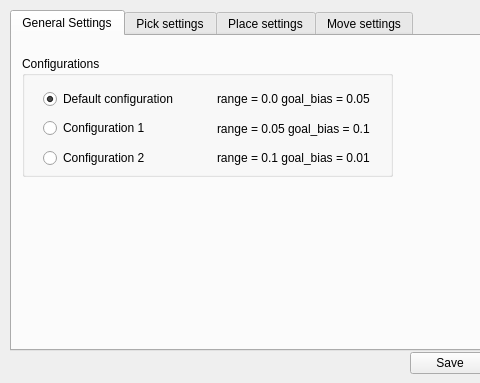
The window that ui/rrtdialog.ui (zohannn/motion_manager) describes before a commit, drawn with Qt 5; both pictures show x 0 to 480 and y 0 to 383 of the 762 by 383 pixel window.
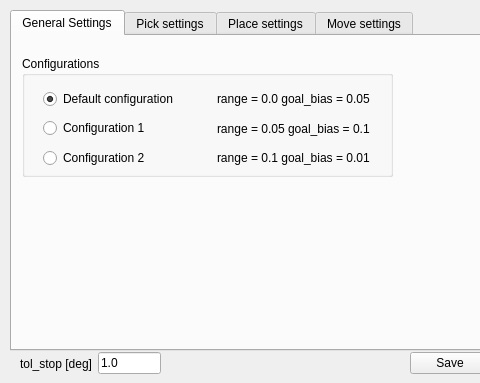
The same window after the commit.

What changed in the file:
```diff
--- a/ui/rrtdialog.ui
+++ b/ui/rrtdialog.ui
@@ -708,6 +708,32 @@
     </item>
    </layout>
   </widget>
+  <widget class="QWidget" name="layoutWidget_tol_stop">
+   <property name="geometry">
+    <rect>
+     <x>20</x>
+     <y>350</y>
+     <width>141</width>
+     <height>27</height>
+    </rect>
+   </property>
+   <layout class="QHBoxLayout" name="horizontalLayout_19">
+    <item>
+     <widget class="QLabel" name="label_34">
+      <property name="text">
+       <string>tol_stop [deg]</string>
+      </property>
+     </widget>
+    </item>
+    <item>
+     <widget class="QLineEdit" name="lineEdit_tol_stop">
+      <property name="text">
+       <string>1.0</string>
+      </property>
+     </widget>
+    </item>
+   </layout>
+  </widget>
  </widget>
  <resources/>
  <connections>
```
